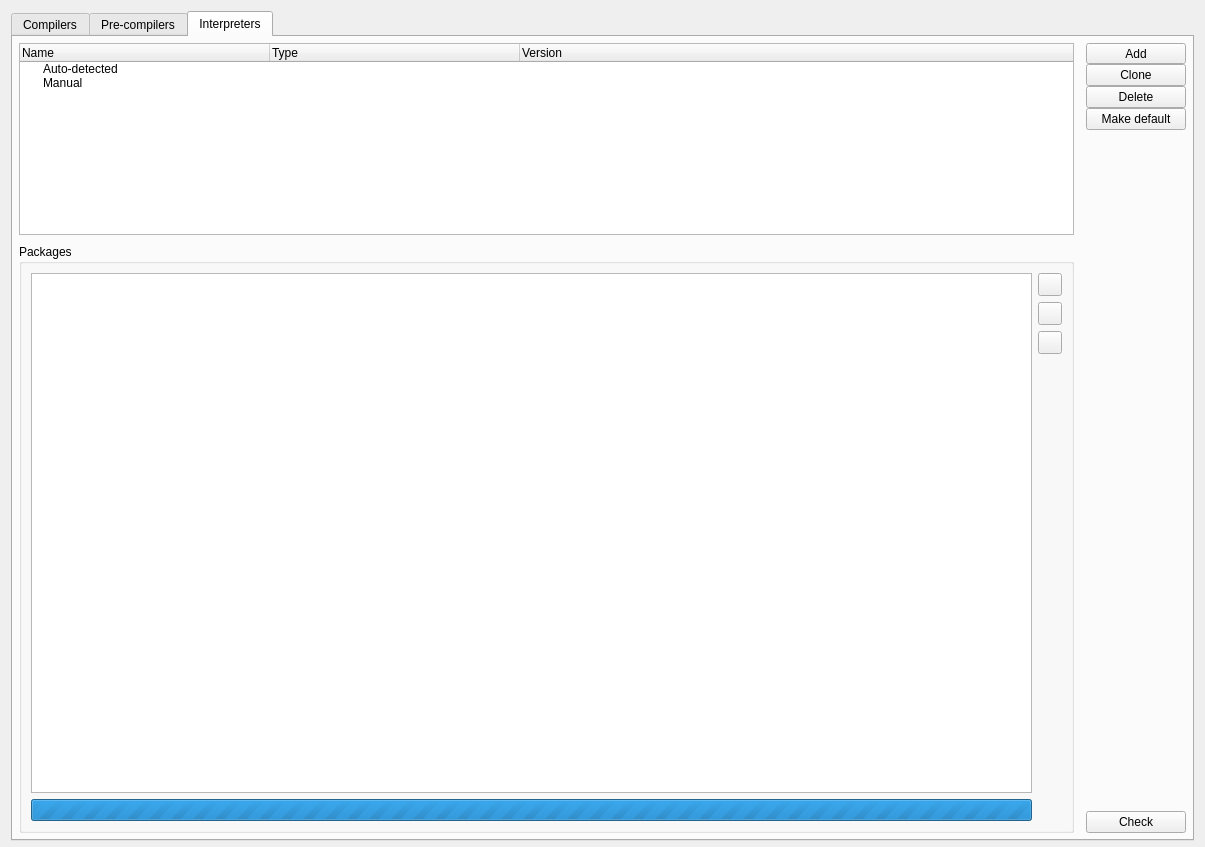
Old version of the form data/forms/settings_page_build_and_run.ui in the repository pythoningLearning/hackedit.
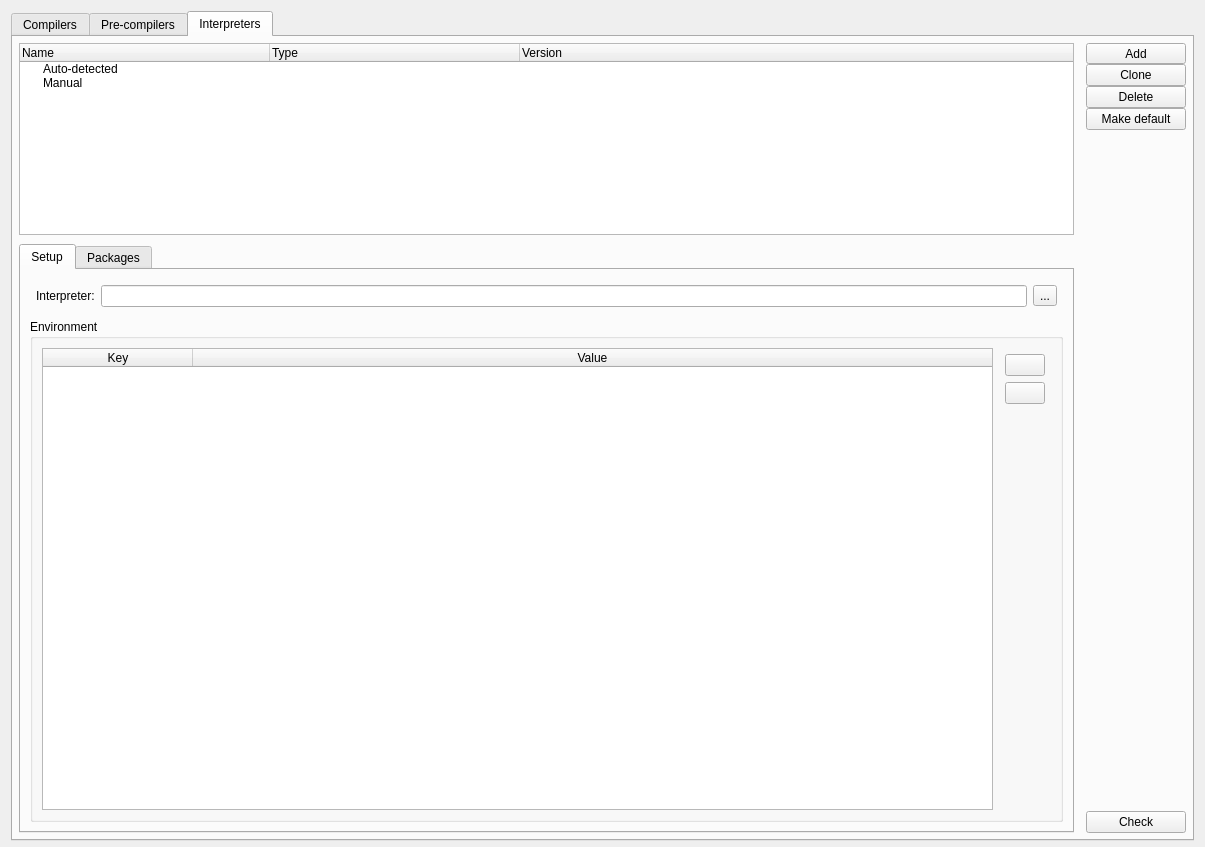
New version of the form. The open tabs and pages were chosen to show the change. Icons and pictures are not drawn. Custom widgets are drawn as their Qt base class.

Commit message:
Add interpreter API
+ add/fix tooltip of build and run config

What changed in the file:
```diff
--- a/data/forms/settings_page_build_and_run.ui
+++ b/data/forms/settings_page_build_and_run.ui
@@ -889,16 +889,181 @@
           </widget>
          </item>
          <item>
-          <widget class="QGroupBox" name="groupBox_2">
+          <widget class="QTabWidget" name="tab_widget_interpreter_settings">
            <property name="sizePolicy">
             <sizepolicy hsizetype="Preferred" vsizetype="Expanding">
              <horstretch>0</horstretch>
              <verstretch>0</verstretch>
             </sizepolicy>
            </property>
+           <property name="currentIndex">
+            <number>0</number>
+           </property>
+           <widget class="QWidget" name="tab_setup">
+            <attribute name="title">
+             <string>Setup</string>
+            </attribute>
+            <layout class="QVBoxLayout" name="verticalLayout_13">
+             <item>
+              <layout class="QFormLayout" name="formLayout_4">
+               <property name="leftMargin">
+                <number>6</number>
+               </property>
+               <property name="topMargin">
+                <number>6</number>
+               </property>
+               <property name="rightMargin">
+                <number>6</number>
+               </property>
+               <property name="bottomMargin">
+                <number>6</number>
+               </property>
+               <item row="0" column="0">
+                <widget class="QLabel" name="label_4">
+                 <property name="text">
+                  <string>Interpreter:</string>
+                 </property>
+                </widget>
+               </item>
+               <item row="0" column="1">
+                <layout class="QHBoxLayout" name="horizontalLayout_8">
+                 <property name="leftMargin">
+                  <number>0</number>
+                 </property>
+                 <item>
+                  <widget class="PathLineEdit" name="edit_interpreter_path">
+                   <property name="toolTip">
+                    <string>Interpreter path or command</string>
+                   </property>
+                  </widget>
+                 </item>
+                 <item>
+                  <widget class="QToolButton" name="bt_select_interpreter">
+                   <property name="toolTip">
+                    <string>Select interpreter</string>
+                   </property>
+                   <property name="text">
+                    <string>...</string>
+                   </property>
+                  </widget>
+                 </item>
+                </layout>
+               </item>
+              </layout>
+             </item>
+             <item>
+              <widget class="QGroupBox" name="groupBox_2">
            <property name="title">
+                <string>Environment</string>
+               </property>
+               <layout class="QHBoxLayout" name="horizontalLayout_9">
+                <item>
+                 <widget class="QTableWidget" name="table_interpreter_env_vars">
+                  <property name="minimumSize">
+                   <size>
+                    <width>0</width>
+                    <height>0</height>
+                   </size>
+                  </property>
+                  <property name="toolTip">
+                   <string>&lt;html&gt;&lt;head/&gt;&lt;body&gt;&lt;p&gt;The list of environment variables to set for running a script.&lt;/p&gt;&lt;p&gt;Note that the values defined in this list erase any previous value you might have defined in your system (except for empty values  and for the PATH environment variable which get prepended to the existing path).&lt;/p&gt;&lt;p&gt;&lt;br/&gt;&lt;/p&gt;&lt;/body&gt;&lt;/html&gt;</string>
+                  </property>
+                  <property name="selectionMode">
+                   <enum>QAbstractItemView::SingleSelection</enum>
+                  </property>
+                  <property name="selectionBehavior">
+                   <enum>QAbstractItemView::SelectRows</enum>
+                  </property>
+                  <attribute name="horizontalHeaderDefaultSectionSize">
+                   <number>150</number>
+                  </attribute>
+                  <attribute name="horizontalHeaderStretchLastSection">
+                   <bool>true</bool>
+                  </attribute>
+                  <attribute name="verticalHeaderVisible">
+                   <bool>false</bool>
+                  </attribute>
+                  <attribute name="verticalHeaderCascadingSectionResizes">
+                   <bool>false</bool>
+                  </attribute>
+                  <column>
+                   <property name="text">
+                    <string>Key</string>
+                   </property>
+                  </column>
+                  <column>
+                   <property name="text">
+                    <string>Value</string>
+                   </property>
+                  </column>
+                 </widget>
+                </item>
+                <item>
+                 <layout class="QVBoxLayout" name="verticalLayout_12">
+                  <property name="leftMargin">
+                   <number>6</number>
+                  </property>
+                  <property name="topMargin">
+                   <number>6</number>
+                  </property>
+                  <property name="rightMargin">
+                   <number>6</number>
+                  </property>
+                  <property name="bottomMargin">
+                   <number>6</number>
+                  </property>
+                  <item>
+                   <widget class="QPushButton" name="bt_add_interpreter_env_var">
+                    <property name="toolTip">
+                     <string>Add an environment variable</string>
+                    </property>
+                    <property name="text">
+                     <string/>
+                    </property>
+                    <property name="icon">
+                     <iconset theme="list-add">
+                      <normaloff>../../../hackedit-cobol/data/forms</normaloff>../../../hackedit-cobol/data/forms</iconset>
+                    </property>
+                   </widget>
+                  </item>
+                  <item>
+                   <widget class="QPushButton" name="bt_rm_interpreter_env_var">
+                    <property name="toolTip">
+                     <string>Remove the selected environment variable.</string>
+                    </property>
+                    <property name="text">
+                     <string/>
+                    </property>
+                    <property name="icon">
+                     <iconset theme="list-remove">
+                      <normaloff>../../../hackedit-cobol/data/forms</normaloff>../../../hackedit-cobol/data/forms</iconset>
+                    </property>
+                   </widget>
+                  </item>
+                  <item>
+                   <spacer name="verticalSpacer_6">
+                    <property name="orientation">
+                     <enum>Qt::Vertical</enum>
+                    </property>
+                    <property name="sizeHint" stdset="0">
+                     <size>
+                      <width>20</width>
+                      <height>40</height>
+                     </size>
+                    </property>
+                   </spacer>
+                  </item>
+                 </layout>
+                </item>
+               </layout>
+              </widget>
+             </item>
+            </layout>
+           </widget>
+           <widget class="QWidget" name="tab_packages" native="true">
+            <attribute name="title">
             <string>Packages</string>
-           </property>
+            </attribute>
            <layout class="QHBoxLayout" name="horizontalLayout_7">
             <item>
              <layout class="QVBoxLayout" name="verticalLayout_9">
@@ -931,6 +1096,21 @@
                 <attribute name="verticalHeaderVisible">
                  <bool>false</bool>
                 </attribute>
+                 <column>
+                  <property name="text">
+                   <string>Name</string>
+                  </property>
+                 </column>
+                 <column>
+                  <property name="text">
+                   <string>Version</string>
+                  </property>
+                 </column>
+                 <column>
+                  <property name="text">
+                   <string>Latest</string>
+                  </property>
+                 </column>
                </widget>
               </item>
               <item>
@@ -1006,6 +1186,7 @@
             </item>
            </layout>
           </widget>
+          </widget>
          </item>
         </layout>
        </item>
```
Left out of the diff: 69 changed lines with no effect on the pictures. Lines whose indentation alone changed are shown as unchanged. The commit also changes 4 other files.
